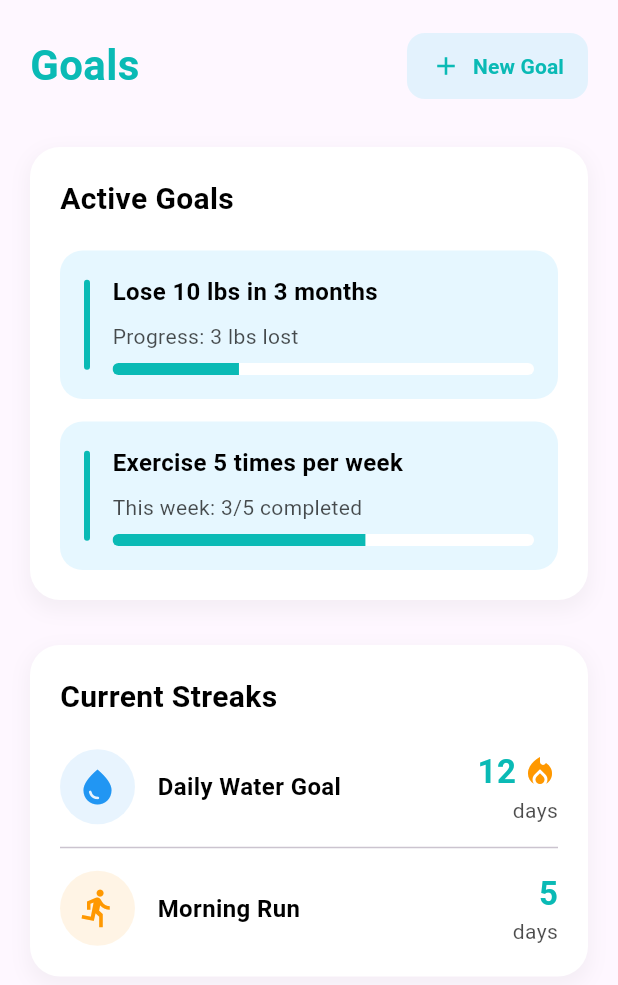
After one commit to Thanaphum-6510110194/G6-Health-Tracking, a Flutter app: the GoalsScreen screen opened directly, on a phone screen of 412 x 824 dp. The commit adds this screen. Shown: the top 985 px of the screen. Run offline on Flutter 3.47's test engine with Material 3 defaults, Android fonts, the light colour scheme and no system bars; our stand-ins replace cloud_firestore, firebase_auth, firebase_core, image_picker; accounts and stored records are empty.

Commit message:
Fix Error

```diff
--- a/lib/screens/daily_habits.dart
+++ b/lib/screens/daily_habits.dart
@@ -143,8 +143,10 @@ class _WaterIntakeCardState extends State<WaterIntakeCard> {
       subtitle: '$_waterCount of 8 glasses',
       buttonText: '+ Add',
       onPressed: _addWater,
-      child: Row(
-        mainAxisAlignment: MainAxisAlignment.spaceBetween,
+      child: Wrap(
+        spacing: 12.0,
+        runSpacing: 12.0,
+        alignment: WrapAlignment.center,
         children: List.generate(8, (index) {
           return Container(
             width: 28,
@@ -233,9 +235,9 @@ class _ExerciseCardState extends State<ExerciseCard> {
 
     final result = await showDialog<Map<String, dynamic>>(
       context: context,
-      builder: (context) {
+      builder: (dialogContext) {
         return StatefulBuilder(
-          builder: (context, setDialogState) {
+          builder: (stfContext, setDialogState) {
             return AlertDialog(
               title: Text(isEditing ? 'Edit Activity' : 'Add Activity'),
               content: SingleChildScrollView(
@@ -248,38 +250,41 @@ class _ExerciseCardState extends State<ExerciseCard> {
                       title: const Text('Duration'),
                       subtitle: Text('${selectedDuration.inHours}h ${selectedDuration.inMinutes.remainder(60)}m ${selectedDuration.inSeconds.remainder(60)}s'),
                       trailing: const Icon(Icons.timer_outlined),
-                      onTap: () async {
-                        final Duration? picked = await showDialog<Duration>(
+                      onTap: () {
+                        FocusScope.of(stfContext).unfocus();
+                        Duration tempDuration = selectedDuration;
+                        showCupertinoModalPopup<void>(
                           context: context,
-                          builder: (context) {
-                            Duration tempDuration = selectedDuration;
-                            return AlertDialog(
-                              title: const Text('Select Duration'),
-                              content: SizedBox(
-                                height: 200,
+                          builder: (BuildContext builderContext) {
+                            return Container(
+                              height: 250,
+                              color: CupertinoColors.systemBackground.resolveFrom(builderContext),
+                              child: Column(
+                                children: [
+                                  // FIX: Use Expanded to make the picker flexible and avoid overflow.
+                                  Expanded(
                                     child: CupertinoTimerPicker(
                                       mode: CupertinoTimerPickerMode.hms,
-                                  initialTimerDuration: tempDuration,
+                                      initialTimerDuration: selectedDuration,
                                       onTimerDurationChanged: (Duration newDuration) {
                                         tempDuration = newDuration;
                                       },
                                     ),
                                   ),
-                              actions: [
-                                TextButton(onPressed: () => Navigator.of(context).pop(), child: const Text('Cancel')),
-                                TextButton(
-                                  onPressed: () => Navigator.of(context).pop(tempDuration),
-                                  child: const Text('Save'),
+                                  CupertinoButton(
+                                    child: const Text('Done'),
+                                    onPressed: () {
+                                      Navigator.of(builderContext).pop();
+                                      setDialogState(() {
+                                        selectedDuration = tempDuration;
+                                      });
+                                    },
+                                  )
+                                ],
                               ),
-                              ],
                             );
                           },
                         );
-                        if (picked != null) {
-                          setDialogState(() {
-                            selectedDuration = picked;
-                          });
-                        }
                       },
                     ),
                     const SizedBox(height: 8),
@@ -300,12 +305,12 @@ class _ExerciseCardState extends State<ExerciseCard> {
                 ),
               ),
               actions: [
-                TextButton(onPressed: () => Navigator.of(context).pop(), child: const Text('Cancel')),
+                TextButton(onPressed: () => Navigator.of(dialogContext).pop(), child: const Text('Cancel')),
                 TextButton(
                   onPressed: () {
                     final name = nameController.text;
                     if (name.isNotEmpty && selectedDuration.inSeconds > 0) {
-                      Navigator.of(context).pop({
+                      Navigator.of(dialogContext).pop({
                         'name': name,
                         'duration': selectedDuration,
                         'time': selectedTime,
@@ -403,11 +408,12 @@ class _ExerciseCardState extends State<ExerciseCard> {
           ),
           const SizedBox(height: 16),
           Row(
-            mainAxisAlignment: MainAxisAlignment.spaceEvenly,
+            mainAxisAlignment: MainAxisAlignment.spaceBetween,
             children: [
               IconButton(icon: const Icon(Icons.edit, color: secondaryTextColor), onPressed: () => _showActivityDialog(activity: activity)),
-              SizedBox(
-                width: 120,
+              Flexible(
+                child: Padding(
+                  padding: const EdgeInsets.symmetric(horizontal: 8.0),
                   child: ElevatedButton(
                     onPressed: isFinished ? () => _resetTimer(activity) : () => _toggleTimer(activity),
                     style: ElevatedButton.styleFrom(
@@ -416,6 +422,7 @@ class _ExerciseCardState extends State<ExerciseCard> {
                       padding: const EdgeInsets.symmetric(vertical: 12),
                     ),
                     child: Text(isFinished ? 'Reset' : (activity.isRunning ? 'Stop' : 'Start'), style: const TextStyle(color: textOnButtonColor, fontSize: 16)),
+                  ),
                 ),
               ),
               IconButton(icon: const Icon(Icons.delete, color: Colors.redAccent), onPressed: () => _deleteActivity(activity.id)),
@@ -534,8 +541,8 @@ class _SleepCardState extends State<SleepCard> {
       icon: Icons.bedtime,
       title: 'Sleep',
       subtitle: _formatSleepDuration(_sleepDuration),
-      buttonText: 'Update', // This button is part of the original design, we keep it but it does nothing.
-      onPressed: () {}, // Or you can have it call _showSleepLogDialog as well.
+      buttonText: 'Update',
+      onPressed: () => _showSleepLogDialog(),
       child: Column(
         children: [
           Container(
@@ -604,6 +611,7 @@ class HabitCard extends StatelessWidget {
       ),
       child: Column(
         crossAxisAlignment: CrossAxisAlignment.start,
+        mainAxisSize: MainAxisSize.min,
         children: [
           Row(
             children: [
--- /dev/null
+++ b/lib/screens/goal.dart
@@ -0,0 +1,311 @@
+import 'package:flutter/material.dart';
+
+// กำหนดค่าสีหลักตามที่ผู้ใช้ต้องการ
+const Color primaryColor = Color(0xFF0ABAB5);
+const Color gradientColor = Color(0xFF56DFCF);
+const Color textColor = Color(0xFF000000);
+const Color textOnButtonColor = Color(0xFFFFFFFF);
+const Color backgroundColor = Color(0xFFF5F8FF); // สีพื้นหลังอ่อนๆ จากรูปภาพ
+const Color cardBackgroundColor = Colors.white;
+const Color goalCardColor = Color(0xFFE6F7FF);
+
+void main() {
+  runApp(const MyApp());
+}
+
+class MyApp extends StatelessWidget {
+  const MyApp({super.key});
+
+  @override
+  Widget build(BuildContext context) {
+    return MaterialApp(
+      title: 'Goals & Achievements UI',
+      theme: ThemeData(
+        fontFamily: 'Poppins', // ใช้ฟอนต์ที่ดูทันสมัย (สามารถเปลี่ยนได้)
+        primaryColor: primaryColor,
+        scaffoldBackgroundColor: backgroundColor,
+        appBarTheme: const AppBarTheme(
+          backgroundColor: backgroundColor,
+          elevation: 0,
+        ),
+      ),
+      home: const GoalsScreen(),
+      debugShowCheckedModeBanner: false,
+    );
+  }
+}
+
+class GoalsScreen extends StatelessWidget {
+  const GoalsScreen({super.key});
+
+  @override
+  Widget build(BuildContext context) {
+    return Scaffold(
+      body: SafeArea(
+        child: SingleChildScrollView(
+          child: Padding(
+            padding: const EdgeInsets.all(20.0),
+            child: Column(
+              crossAxisAlignment: CrossAxisAlignment.start,
+              children: [
+                _buildHeader(context),
+                const SizedBox(height: 30),
+                _buildActiveGoalsCard(),
+                const SizedBox(height: 30),
+                _buildCurrentStreaksCard(),
+              ],
+            ),
+          ),
+        ),
+      ),
+    );
+  }
+
+  // Widget สำหรับสร้างส่วนหัว (Header)
+  Widget _buildHeader(BuildContext context) {
+    return Row(
+      mainAxisAlignment: MainAxisAlignment.spaceBetween,
+      children: [
+        const Text(
+          'Goals',
+          style: TextStyle(
+            fontSize: 28,
+            fontWeight: FontWeight.bold,
+            color: primaryColor,
+            height: 1.2,
+          ),
+        ),
+        ElevatedButton.icon(
+          onPressed: () {},
+          icon: const Icon(Icons.add, color: primaryColor, size: 20),
+          label: const Text(
+            'New Goal',
+            style: TextStyle(color: primaryColor, fontWeight: FontWeight.bold),
+          ),
+          style: ElevatedButton.styleFrom(
+            backgroundColor: const Color(0xFFE3F2FD), // สีพื้นหลังปุ่มแบบอ่อน
+            shape: RoundedRectangleBorder(
+              borderRadius: BorderRadius.circular(12),
+            ),
+            padding: const EdgeInsets.symmetric(horizontal: 16, vertical: 12),
+            elevation: 0,
+          ),
+        ),
+      ],
+    );
+  }
+
+  // Widget สำหรับการ์ด "Active Goals"
+  Widget _buildActiveGoalsCard() {
+    return Container(
+      padding: const EdgeInsets.all(20.0),
+      decoration: BoxDecoration(
+        color: cardBackgroundColor,
+        borderRadius: BorderRadius.circular(20),
+        boxShadow: [
+          BoxShadow(
+            color: Colors.grey.withOpacity(0.1),
+            spreadRadius: 2,
+            blurRadius: 10,
+            offset: const Offset(0, 5),
+          ),
+        ],
+      ),
+      child: Column(
+        crossAxisAlignment: CrossAxisAlignment.start,
+        children: [
+          const Text(
+            'Active Goals',
+            style: TextStyle(
+              fontSize: 20,
+              fontWeight: FontWeight.bold,
+              color: textColor,
+            ),
+          ),
+          const SizedBox(height: 20),
+          _buildGoalItem(
+            title: 'Lose 10 lbs in 3 months',
+            progressText: 'Progress: 3 lbs lost',
+            value: 0.3,
+          ),
+          const SizedBox(height: 15),
+          _buildGoalItem(
+            title: 'Exercise 5 times per week',
+            progressText: 'This week: 3/5 completed',
+            value: 0.6,
+          ),
+        ],
+      ),
+    );
+  }
+
+  // Widget สำหรับแต่ละรายการใน "Active Goals"
+  Widget _buildGoalItem({
+    required String title,
+    required String progressText,
+    required double value,
+  }) {
+    return Container(
+      padding: const EdgeInsets.all(16),
+      decoration: BoxDecoration(
+        color: goalCardColor,
+        borderRadius: BorderRadius.circular(15),
+      ),
+      child: Row(
+        children: [
+          Container(
+            width: 4,
+            height: 60,
+            decoration: BoxDecoration(
+              color: primaryColor,
+              borderRadius: BorderRadius.circular(2),
+            ),
+          ),
+          const SizedBox(width: 15),
+          Expanded(
+            child: Column(
+              crossAxisAlignment: CrossAxisAlignment.start,
+              children: [
+                Text(
+                  title,
+                  style: const TextStyle(
+                    fontSize: 16,
+                    fontWeight: FontWeight.bold,
+                    color: textColor,
+                  ),
+                ),
+                const SizedBox(height: 8),
+                Text(
+                  progressText,
+                  style: TextStyle(
+                    fontSize: 14,
+                    color: textColor.withOpacity(0.7),
+                  ),
+                ),
+                const SizedBox(height: 8),
+                ClipRRect(
+                  borderRadius: BorderRadius.circular(10),
+                  child: LinearProgressIndicator(
+                    value: value,
+                    backgroundColor: Colors.white,
+                    valueColor: const AlwaysStoppedAnimation<Color>(primaryColor),
+                    minHeight: 8,
+                  ),
+                ),
+              ],
+            ),
+          ),
+        ],
+      ),
+    );
+  }
+
+  // Widget สำหรับการ์ด "Current Streaks"
+  Widget _buildCurrentStreaksCard() {
+    return Container(
+      padding: const EdgeInsets.all(20.0),
+      decoration: BoxDecoration(
+        color: cardBackgroundColor,
+        borderRadius: BorderRadius.circular(20),
+        boxShadow: [
+          BoxShadow(
+            color: Colors.grey.withOpacity(0.1),
+            spreadRadius: 2,
+            blurRadius: 10,
+            offset: const Offset(0, 5),
+          ),
+        ],
+      ),
+      child: Column(
+        crossAxisAlignment: CrossAxisAlignment.start,
+        children: [
+          const Text(
+            'Current Streaks',
+            style: TextStyle(
+              fontSize: 20,
+              fontWeight: FontWeight.bold,
+              color: textColor,
+            ),
+          ),
+          const SizedBox(height: 20),
+          _buildStreakItem(
+            icon: Icons.water_drop,
+            iconColor: Colors.blue,
+            title: 'Daily Water Goal',
+            streak: '12',
+            streakUnit: 'days',
+            flame: true,
+          ),
+          const Divider(height: 30),
+           _buildStreakItem(
+            icon: Icons.directions_run,
+            iconColor: Colors.orange,
+            title: 'Morning Run',
+            streak: '5',
+            streakUnit: 'days',
+            flame: false,
+          ),
+        ],
+      ),
+    );
+  }
+
+  // Widget สำหรับแต่ละรายการใน "Current Streaks"
+  Widget _buildStreakItem({
+    required IconData icon,
+    required Color iconColor,
+    required String title,
+    required String streak,
+    required String streakUnit,
+    required bool flame,
+  }) {
+    return Row(
+      children: [
+        CircleAvatar(
+          backgroundColor: iconColor.withOpacity(0.1),
+          radius: 25,
+          child: Icon(icon, color: iconColor, size: 28),
+        ),
+        const SizedBox(width: 15),
+        Expanded(
+          child: Text(
+            title,
+            style: const TextStyle(
+              fontSize: 16,
+              fontWeight: FontWeight.w600,
+              color: textColor,
+            ),
+          ),
+        ),
+        Column(
+          crossAxisAlignment: CrossAxisAlignment.end,
+          children: [
+             Row(
+               children: [
+                 Text(
+                  streak,
+                  style: const TextStyle(
+                    fontSize: 22,
+                    fontWeight: FontWeight.bold,
+                    color: primaryColor,
+                  ),
+            ),
+            if (flame)
+            const SizedBox(width: 4),
+            if (flame)
+            const Icon(Icons.local_fire_department, color: Colors.orange, size: 24),
+               ],
+             ),
+            Text(
+              streakUnit,
+              style: TextStyle(
+                fontSize: 14,
+                color: textColor.withOpacity(0.7),
+              ),
+            ),
+          ],
+        ),
+      ],
+    );
+  }
+}
```
Lines whose indentation alone changed are shown as unchanged.
